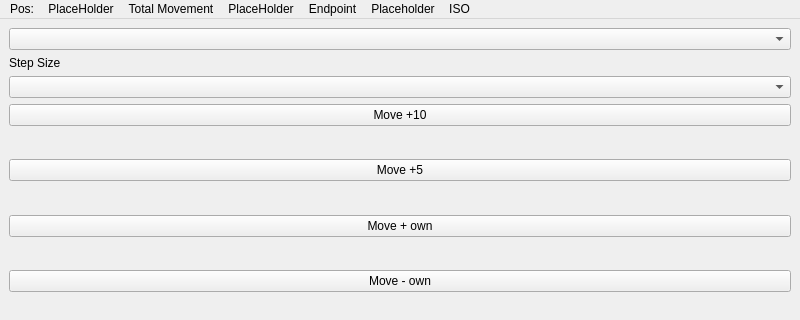
First picture: the form in endstop_window.ui, repository Naderschah/64MP_DSLR_controller, before the edit; both pictures show x 0 to 800 and y 0 to 320 of the 800 by 600 pixel window.
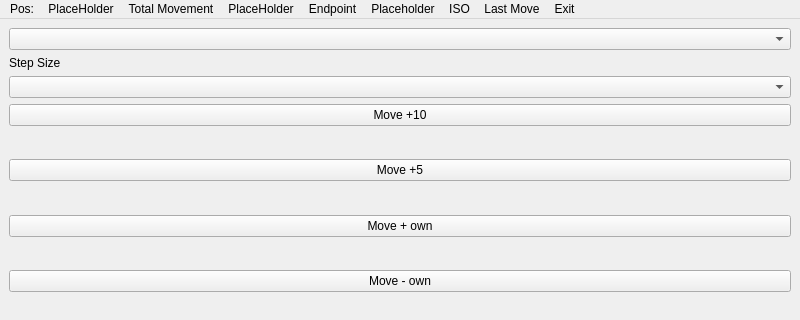
Second picture: the form after the edit.

Commit message: Added last controller input

The edit to the form file:
```diff
--- a/endstop_window.ui
+++ b/endstop_window.ui
@@ -210,7 +210,7 @@
      <x>0</x>
      <y>0</y>
      <width>800</width>
-     <height>20</height>
+     <height>22</height>
     </rect>
    </property>
    <widget class="QMenu" name="menuPos">
@@ -248,6 +248,16 @@
      <string>ISO</string>
     </property>
    </widget>
+   <widget class="QMenu" name="menuLast_Move">
+    <property name="title">
+     <string>Last Move</string>
+    </property>
+   </widget>
+   <widget class="QMenu" name="menuExit">
+    <property name="title">
+     <string>Exit</string>
+    </property>
+   </widget>
    <addaction name="menuPos"/>
    <addaction name="menu_pos_placeholder"/>
    <addaction name="menuTotal_Movement"/>
@@ -255,6 +265,8 @@
    <addaction name="menuEndpoint"/>
    <addaction name="menuendpoint_placeholder"/>
    <addaction name="menuISO"/>
+   <addaction name="menuLast_Move"/>
+   <addaction name="menuExit"/>
   </widget>
   <widget class="QStatusBar" name="statusbar"/>
   <action name="ISO_opt1">
```
The commit also changes 2 other files.
